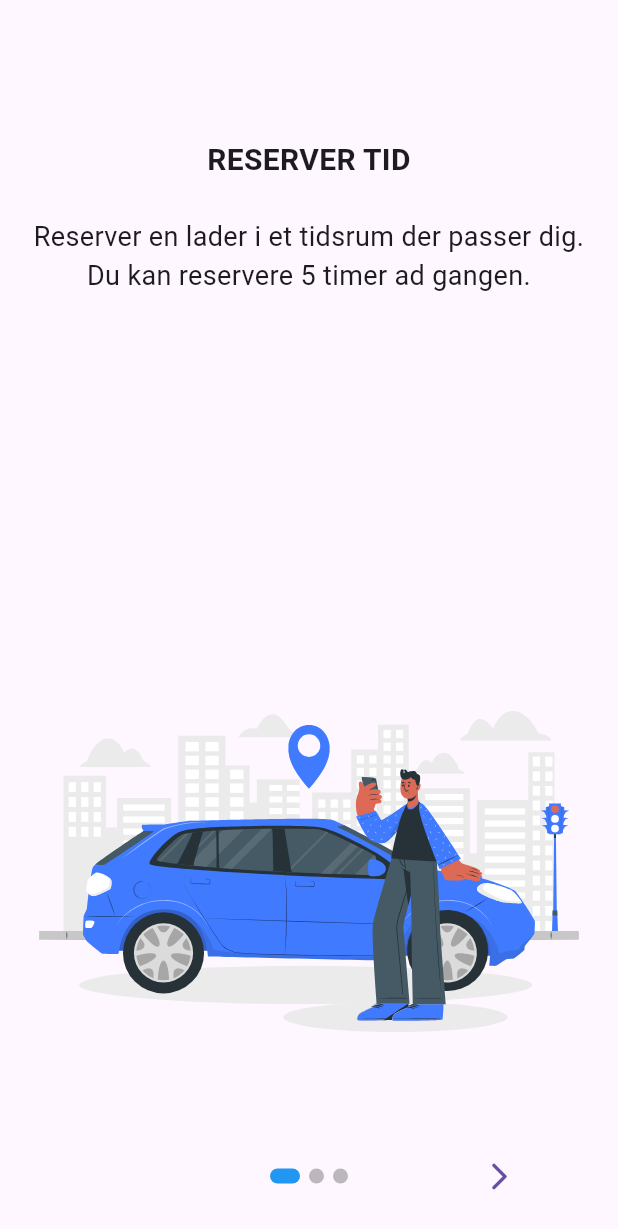
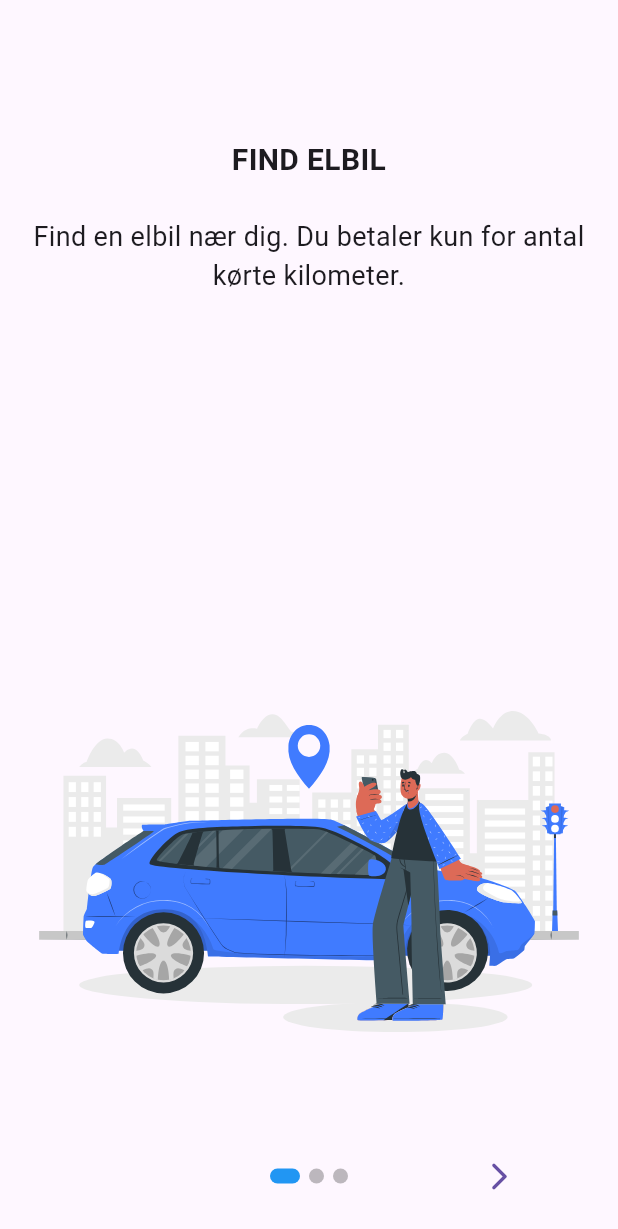
Before and after one commit to Heidelbergg/hjemladapp, a Flutter app: the OnboardingScreen screen opened directly, on a phone screen of 412 x 824 dp. Shown: the top 1229 px of the screen. Run offline on Flutter 3.47's test engine with Material 2 defaults, Android fonts, the phone set to English and light mode, and no system bars; drawn by our look-alikes of introduction_screen; our stand-ins replace cloud_firestore, firebase_auth, firebase_core, flutter_otp_text_field, flutter_spinkit, flutter_svg and 5 more; accounts and stored records are empty.

Commit message:
Signup page + tweaks all over

```diff
--- a/lib/onboarding/onboarding.dart
+++ b/lib/onboarding/onboarding.dart
@@ -36,8 +36,8 @@ class _OnboardingScreenState extends State<OnboardingScreen> {
           ),
           pages: [
             PageViewModel(
-              title: 'RESERVER TID',
-              body: 'Reserver en lader i et tidsrum der passer dig. Du kan reservere 5 timer ad gangen.',
+              title: 'FIND ELBIL',
+              body: 'Find en elbil nær dig. Du betaler kun for antal kørte kilometer.',
               decoration: const PageDecoration(),
               image: Center(
                   child: SvgPicture.asset('assets/City driver-cuate.svg')
@@ -45,25 +45,25 @@ class _OnboardingScreenState extends State<OnboardingScreen> {
               reverse: true,
             ),
             PageViewModel(
-              title: 'SCAN OG LAD',
-              body: 'Scan QR koden på ladestanderen med din telefon og start opladningen - nemt og enkelt.',
+              title: 'LÅS OP OG KØR',
+              body: 'Lås elbilen op igennem din telefon, og start turen.',
+              decoration: const PageDecoration(),
+              image: Center(
+                  child: SvgPicture.asset('assets/Car driving-bro.svg')
+              ),
+              reverse: true,
+            ),
+            PageViewModel(
+              title: 'AFSLUT OG LAD OP',
+              body: 'Færdiggør din tur og tilslut elbilen til en lader.' ,
               decoration: const PageDecoration(),
               image: Center(
                   child: SvgPicture.asset('assets/Electric car-cuate.svg')
               ),
               reverse: true,
             ),
-            PageViewModel(
-              title: 'KUN TIL BEBOERNE',
-              body: 'Laderne i din boligforening er kun tilgængelige til beboere med elbil. ',
-              decoration: const PageDecoration(),
-              image: Center(
-                  child: SvgPicture.asset('assets/Houses-cuate.svg')
-              ),
-              reverse: true,
-            ),
           ],
-          onDone: (){
+          onDone: () {
             Navigator.pushReplacement(context, PageTransition(duration: Duration(milliseconds: 300), type: PageTransitionType.rightToLeft, child: SignupPageOTP()));
           },
         ),
--- a/pubspec.yaml
+++ b/pubspec.yaml
@@ -30,6 +30,9 @@ dependencies:
   flutter:
     sdk: flutter
 
+  flutter_localizations:
+    sdk: flutter
+
   introduction_screen: ^3.0.2
   flutter_svg: ^1.1.0
   google_maps_flutter: ^2.1.8
@@ -39,7 +42,7 @@ dependencies:
   fluttertoast: ^8.0.9
   validators: ^3.0.0
   page_transition: ^2.0.9
-  #animations: ^2.0.3
+  animations: ^2.0.3
   flutter_otp_text_field: ^1.0.1
   top_snackbar_flutter: ^2.0.0
 
```
Also changed, not shown: lib/authentication/createUser.dart (renamed from lib/authentication/createuser.dart, +82 -13 lines), lib/authentication/linkPayment.dart (added, +17 -0 lines), lib/authentication/userIdentification.dart (added, +17 -0 lines), lib/home/homepage.dart (+12 -4 lines), lib/main.dart (+11 -2 lines), assets/Car driving-bro.svg (added), lib/profile/editCar.dart (deleted), lib/profile/userProfile.dart (added), pubspec.lock, 1 other file.
